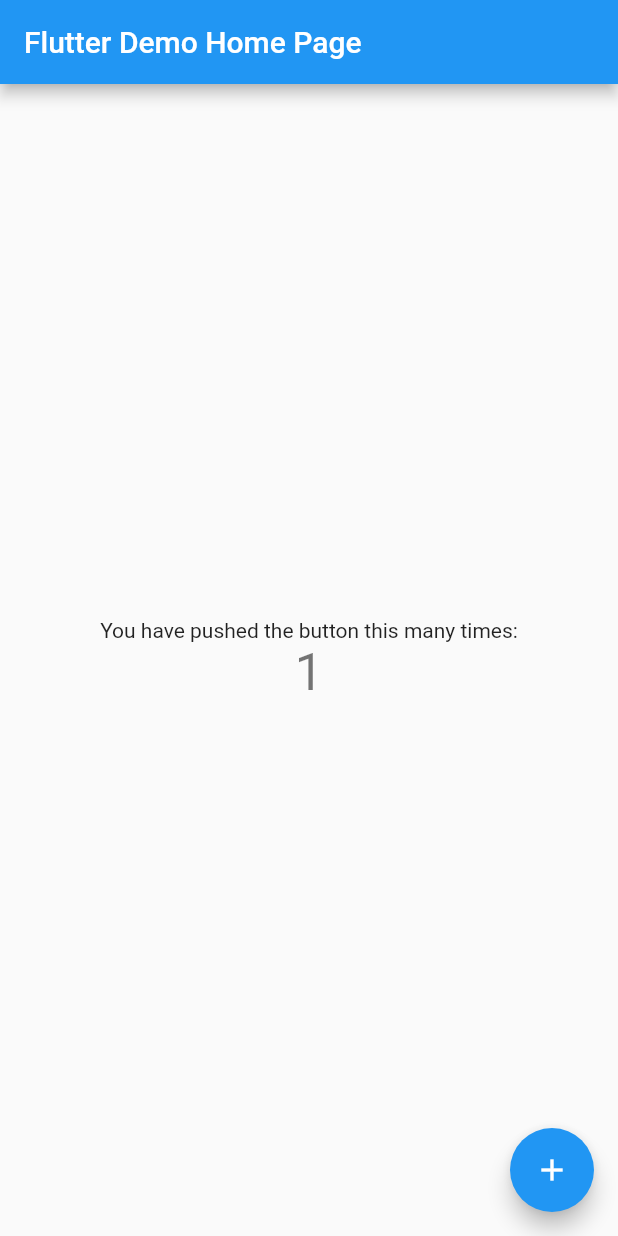
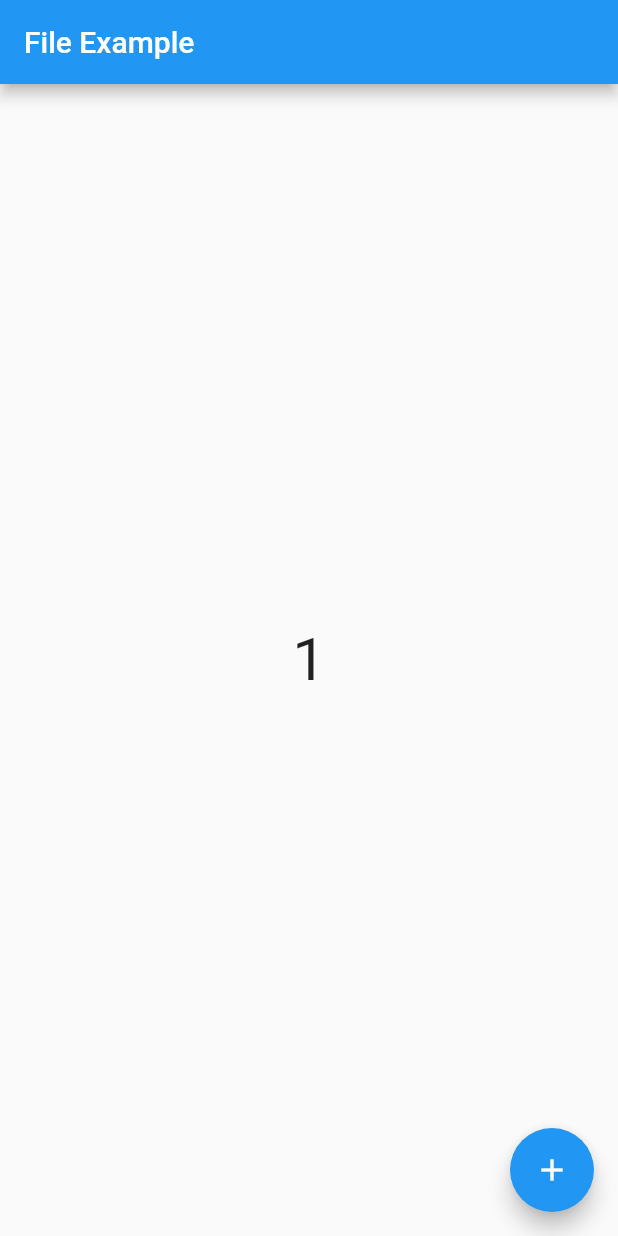
Before and after one commit to tintoll/doitflutter, a Flutter app: the screen it shows after launch, after a tap on the "add" icon, on a phone screen of 412 x 824 dp. Run offline on Flutter 3.47's test engine with Material 2 defaults, Android fonts, the light colour scheme and no system bars; our stand-ins replace dio, shared_preferences; network calls fail.

Commit message:
기본 파일 읽기/쓰기 구현

```diff
--- a/internal_exam/lib/main.dart
+++ b/internal_exam/lib/main.dart
@@ -1,4 +1,7 @@
+import 'dart:io';
+
 import 'package:flutter/material.dart';
+import 'package:path_provider/path_provider.dart';
 import 'package:shared_preferences/shared_preferences.dart';
 
 void main() {
@@ -13,75 +16,63 @@
       theme: ThemeData(
         primarySwatch: Colors.blue,
       ),
-      home: MyHomePage(title: 'Flutter Demo Home Page'),
+      home: FileApp(),
     );
   }
 }
 
-class MyHomePage extends StatefulWidget {
-  MyHomePage({Key key, this.title}) : super(key: key);
-  final String title;
-
+class FileApp extends StatefulWidget {
   @override
-  _MyHomePageState createState() => _MyHomePageState();
+  _FileAppState createState() => _FileAppState();
 }
 
-class _MyHomePageState extends State<MyHomePage> {
-  int _counter = 0;
+class _FileAppState extends State<FileApp> {
 
+  int _count = 0;
   @override
   void initState() {
     super.initState();
-    _getLoadData();
-  }
-  void _incrementCounter() {
-    setState(() {
-      _counter++;
-      _setData(_counter);
-    });
+    readCountFile();
   }
 
-  _setData(int counter) async {
-    SharedPreferences sharedPreferences = await SharedPreferences.getInstance();
-    sharedPreferences.setInt("count", counter);
-  }
-
-  _getLoadData() async {
-    SharedPreferences sharedPreferences = await SharedPreferences.getInstance();
-    setState(() {
-      var cnt = sharedPreferences.getInt("count");
-      if(cnt == null) {
-        _counter = 0;
-      } else {
-        _counter = cnt;
-      }
-    });
-  }
   @override
   Widget build(BuildContext context) {
     return Scaffold(
       appBar: AppBar(
-        title: Text(widget.title),
+        title : Text('File Example')
       ),
-      body: Center(
-        child: Column(
-          mainAxisAlignment: MainAxisAlignment.center,
-          children: <Widget>[
-            Text(
-              'You have pushed the button this many times:',
-            ),
-            Text(
-              '$_counter',
-              style: Theme.of(context).textTheme.headline4,
-            ),
-          ],
+      body: Container(
+        child: Center(
+          child: Text(
+            '$_count',
+            style: TextStyle(fontSize: 40),
+          ),
         ),
       ),
       floatingActionButton: FloatingActionButton(
-        onPressed: _incrementCounter,
-        tooltip: 'Increment',
+        onPressed: () {
+          setState(() {
+            _count++;
+          });
+          writeCountFile(_count);
+        },
         child: Icon(Icons.add),
+
       ),
     );
   }
+
+  void writeCountFile(int count) async {
+    var dir = await getApplicationDocumentsDirectory();
+    File(dir.path+ '/count.txt').writeAsString(count.toString());
+  }
+
+  void readCountFile() async {
+    var dir = await getApplicationDocumentsDirectory();
+    var file = await File(dir.path + '/count.txt').readAsString();
+    print(file);
+    setState(() {
+      _count = int.parse(file);
+    });
+  }
 }
--- a/internal_exam/pubspec.yaml
+++ b/internal_exam/pubspec.yaml
@@ -29,6 +29,7 @@
   # Use with the CupertinoIcons class for iOS style icons.
   cupertino_icons: ^1.0.2
   shared_preferences: ^2.0.4
+  path_provider: ^2.0.1
 
 dev_dependencies:
   flutter_test:
```
Also changed, not shown: internal_exam/pubspec.lock.
